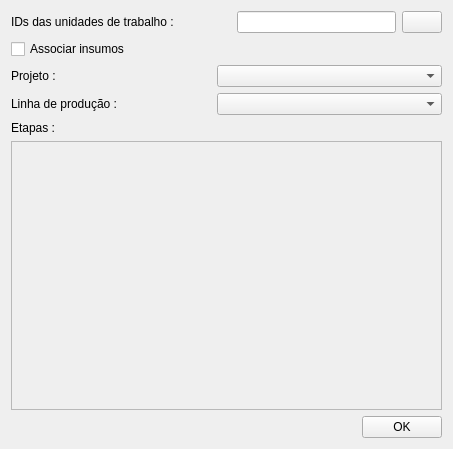
Qt form uis/copyWorkUnit.ui (dsgoficial/SAP_Gerente) before a commit.
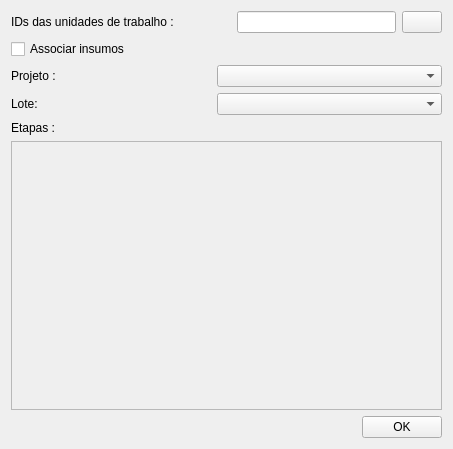
The same form after that commit.

Diff of the .ui file:
```diff
--- a/uis/copyWorkUnit.ui
+++ b/uis/copyWorkUnit.ui
@@ -119,7 +119,7 @@
         </size>
        </property>
        <property name="text">
-        <string>Linha de produção :</string>
+        <string>Lote:</string>
        </property>
       </widget>
      </item>
```
Left out of the diff: 8 changed lines with no effect on the pictures.
